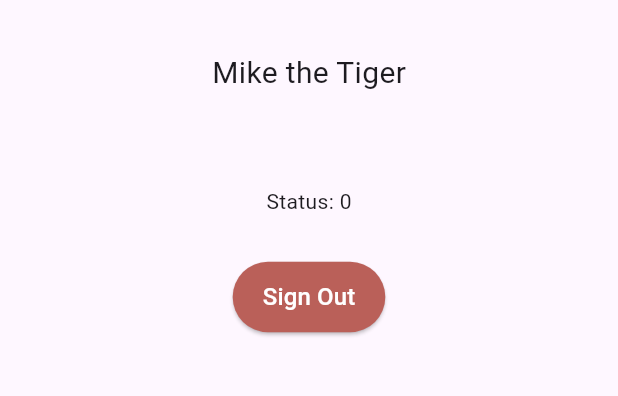
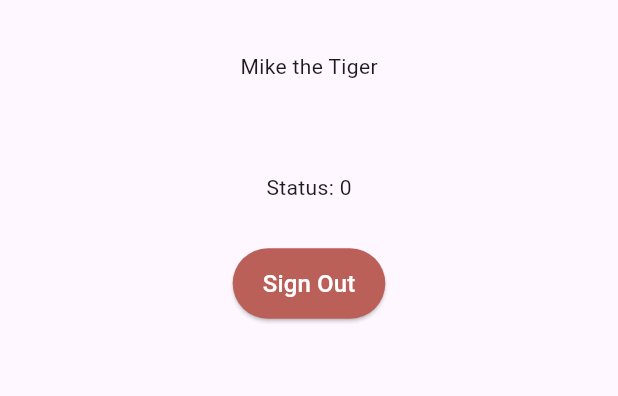
Before and after one commit to rachael-101906/GeauxHackFlutter, a Flutter app: the UserProfileScreen screen opened directly, on a phone screen of 412 x 824 dp, the part 63-459 px from its top. Run offline on Flutter 3.47's test engine with Material 3 defaults, Android fonts, the phone set to English and light mode, and no system bars; our stand-ins replace carousel_slider, cloud_firestore, firebase_auth, firebase_core, flutter_map, latlong2; missing offline and left inert: animated_quiz_widget; accounts and stored records are empty; statements that could not run were skipped.

Commit message:
Fixed Broken Sheet Profile Card

```diff
--- a/flutter-doc/lib/components/image_carousel.dart
+++ b/flutter-doc/lib/components/image_carousel.dart
@@ -17,8 +17,6 @@ class ImageCarousel extends StatelessWidget {
        'images/insect.jpeg',
       'images/tiger.jpeg',
       'images/whale.jpeg',
-
-
     ];
 
     return Center(
--- a/flutter-doc/lib/pages/home_page.dart
+++ b/flutter-doc/lib/pages/home_page.dart
@@ -44,10 +44,11 @@ class _HomePageState extends State<HomePage> {
           alignment: Alignment.centerRight,
           child: Material(
             child: Container(
-              color: const Color.fromARGB(255, 218, 236, 198),
+            // Removed the standalone 'color' property here
             width: 350,
             height: MediaQuery.of(context).size.height,
             decoration: BoxDecoration(
+              // ✅ Corrected: Moved the color inside the BoxDecoration
               color: const Color.fromARGB(255, 218, 236, 198),
               boxShadow: [
                 BoxShadow(
@@ -121,7 +122,7 @@ class _HomePageState extends State<HomePage> {
                       ],
                     ),
                   ),
-                const Expanded(
+                  Expanded(
                     child: SingleChildScrollView(
                       child: Padding(
                         padding: EdgeInsets.all(16),
--- a/flutter-doc/lib/pages/user_profile.dart
+++ b/flutter-doc/lib/pages/user_profile.dart
@@ -37,7 +37,7 @@ class _UserProfileScreenState extends State<UserProfileScreen> {
           child: Column(
             children: [
               const SizedBox(height: 20),
-              Text("Mike the Tiger", style: const TextStyle(fontWeight: FontWeight.w400, fontSize: 20),),
+              Text("Mike the Tiger"),
               const SizedBox(height: 20),
               Text(FirebaseAuth.instance.currentUser?.email ?? "No User/Email"),
               const SizedBox(height: 20),
```
Also changed, not shown: flutter-doc/lib/components/quiz_widget2.dart (+1 -9 lines). Lines whose indentation alone changed are shown as unchanged.
